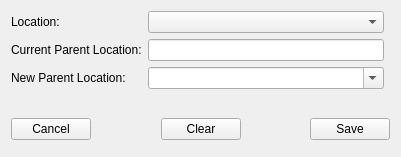
First picture: the form in GUI/uiFiles/Modify.ui, repository aumanimationstudios/Grantha, before the edit.
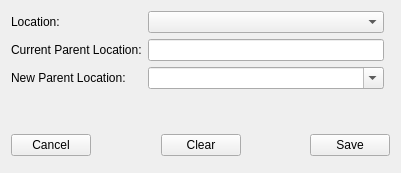
Second picture: the form after the edit. Icons and pictures are not drawn.

```diff
--- a/GUI/uiFiles/Modify.ui
+++ b/GUI/uiFiles/Modify.ui
@@ -7,7 +7,7 @@
     <x>0</x>
     <y>0</y>
     <width>401</width>
-    <height>157</height>
+    <height>173</height>
    </rect>
   </property>
   <property name="windowTitle">
```
Left out of the diff: 1207 changed lines with no effect on the pictures.
